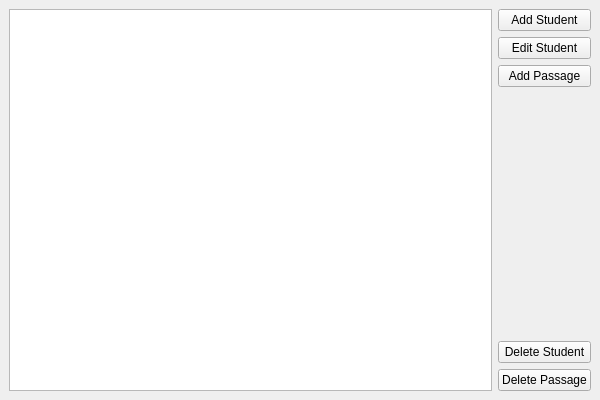
Old version of the form GUI/WindowSelectStudent.ui in the repository shxch/chestnut.
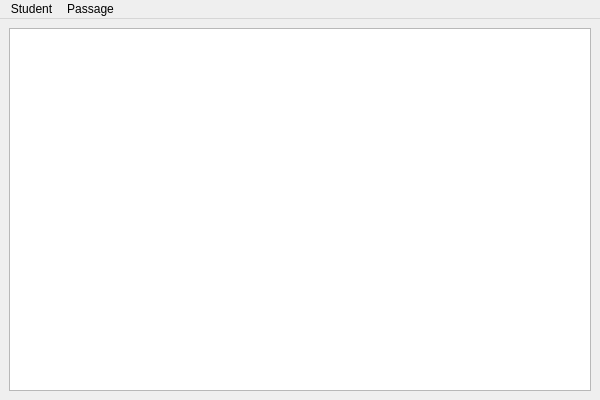
New version of the form.

```diff
--- a/GUI/WindowSelectStudent.ui
+++ b/GUI/WindowSelectStudent.ui
@@ -18,58 +18,6 @@
         </property>
         <widget class="QWidget" name="centralwidget">
             <layout class="QGridLayout" name="gridLayout">
-                <item row="0" column="1">
-                    <layout class="QVBoxLayout" name="verticalLayout">
-                        <item>
-                            <widget class="QPushButton" name="btnAddStudent">
-                                <property name="text">
-                                    <string>Add Student</string>
-                                </property>
-                            </widget>
-                        </item>
-                        <item>
-                            <widget class="QPushButton" name="btnEditStudent">
-                                <property name="text">
-                                    <string>Edit Student</string>
-                                </property>
-                            </widget>
-                        </item>
-                        <item>
-                            <widget class="QPushButton" name="btnAddPassage">
-                                <property name="text">
-                                    <string>Add Passage</string>
-                                </property>
-                            </widget>
-                        </item>
-                        <item>
-                            <spacer name="verticalSpacer">
-                                <property name="orientation">
-                                    <enum>Qt::Vertical</enum>
-                                </property>
-                                <property name="sizeHint" stdset="0">
-                                    <size>
-                                        <width>20</width>
-                                        <height>40</height>
-                                    </size>
-                                </property>
-                            </spacer>
-                        </item>
-                        <item>
-                            <widget class="QPushButton" name="btnDeleteStudent">
-                                <property name="text">
-                                    <string>Delete Student</string>
-                                </property>
-                            </widget>
-                        </item>
-                        <item>
-                            <widget class="QPushButton" name="btnDeletePassage">
-                                <property name="text">
-                                    <string>Delete Passage</string>
-                                </property>
-                            </widget>
-                        </item>
-                    </layout>
-                </item>
                 <item row="0" column="0">
                     <layout class="QVBoxLayout" name="verticalLayout_2">
                         <item>
@@ -86,6 +34,36 @@
                 </item>
             </layout>
         </widget>
+        <widget class="QMenuBar" name="menuBar">
+            <property name="geometry">
+                <rect>
+                    <x>0</x>
+                    <y>0</y>
+                    <width>600</width>
+                    <height>20</height>
+                </rect>
+            </property>
+            <widget class="QMenu" name="menuStudent">
+                <property name="title">
+                    <string>Student</string>
+                </property>
+                <addaction name="actionNewStudent"/>
+                <addaction name="actionOpenStudentFile"/>
+                <addaction name="actionRenameStudent"/>
+                <addaction name="actionDeleteStudent"/>
+            </widget>
+            <widget class="QMenu" name="menuPassage">
+                <property name="title">
+                    <string>Passage</string>
+                </property>
+                <addaction name="actionNewPassage"/>
+                <addaction name="actionOpenPassageFile"/>
+                <addaction name="actionRenamePassage"/>
+                <addaction name="actionDeletePassage"/>
+            </widget>
+            <addaction name="menuStudent"/>
+            <addaction name="menuPassage"/>
+        </widget>
         <action name="actionNew_Student">
             <property name="text">
                 <string>New Student</string>
```
Left out of the diff: 40 changed lines with no effect on the pictures.
